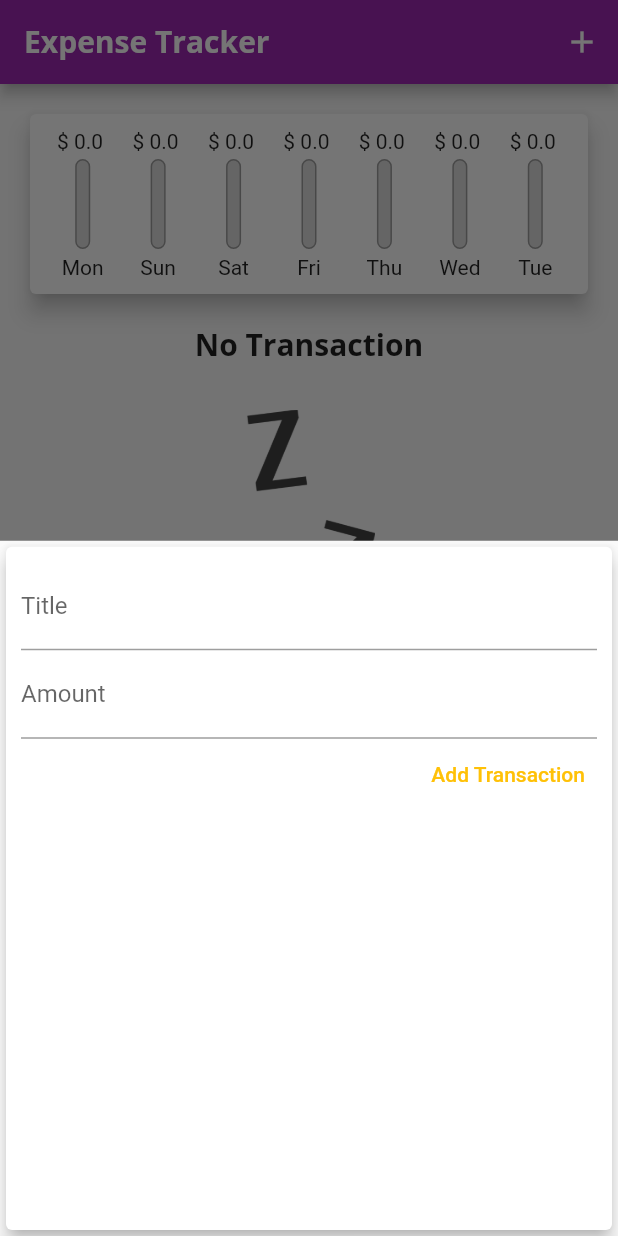
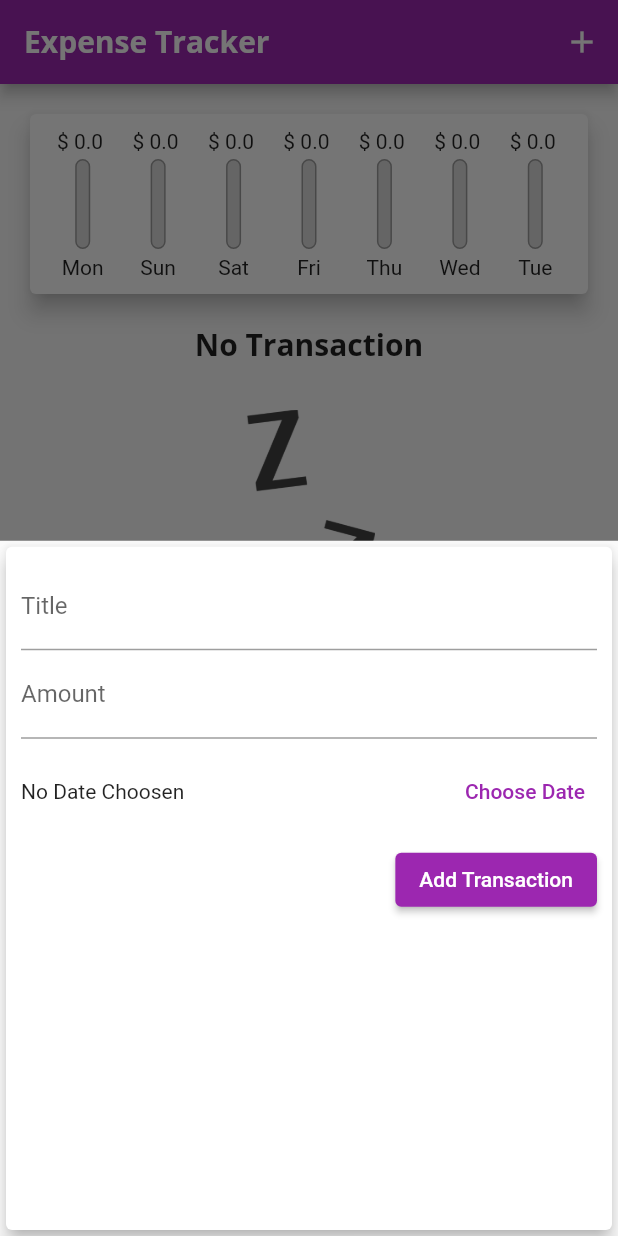
Before and after one commit to jhenilparihar/expense-tracker, a Flutter app: the screen it shows after launch, after a tap on the "add" icon, on a phone screen of 412 x 824 dp. Run offline on Flutter 3.47's test engine with Material 2 defaults, Android fonts, the phone set to English and light mode, and no system bars.

Commit message:
added date picker

```diff
--- a/lib/main.dart
+++ b/lib/main.dart
@@ -104,12 +104,12 @@ class _MyHomePageState extends State<MyHomePage> {
     }).toList();
   }
 
-  void _addNewTransaction(String title, double amount) {
+  void _addNewTransaction(String title, double amount, DateTime choosenDate) {
     final newTx = Transaction(
         id: DateTime.now().toString(),
         title: title,
         amount: amount,
-        date: DateTime.now());
+        date: choosenDate);
 
     setState(() {
       _userTransaction.add(newTx);
--- a/lib/widgets/new_transaction.dart
+++ b/lib/widgets/new_transaction.dart
@@ -1,6 +1,7 @@
-// ignore_for_file: use_key_in_widget_constructors
+// ignore_for_file: use_key_in_widget_constructors, prefer_const_constructors
 
 import 'package:flutter/material.dart';
+import 'package:intl/intl.dart';
 
 class NewTransaction extends StatefulWidget {
   final Function submitHandler;
@@ -13,18 +14,36 @@ class NewTransaction extends StatefulWidget {
 
 class _NewTransactionState extends State<NewTransaction> {
   final titleController = TextEditingController();
-
   final amountController = TextEditingController();
+  DateTime? selectedDate = null;
 
   void submitData() {
     final enteredTitle = titleController.text;
     final enteredAmount = double.parse(amountController.text);
 
-    if (enteredTitle.isEmpty || enteredAmount <= 0) return;
+    if (enteredTitle.isEmpty || enteredAmount <= 0 || selectedDate == null) {
+      return;
+    }
 
-    widget.submitHandler(enteredTitle, enteredAmount);
+    widget.submitHandler(enteredTitle, enteredAmount, selectedDate);
 
     Navigator.of(context).pop();
+  }
+
+  void _chooseDatePicker() {
+    showDatePicker(
+      context: context,
+      initialDate: DateTime.now(),
+      firstDate: DateTime(2022),
+      lastDate: DateTime.now(),
+    ).then((value) {
+      if (value == null) {
+        return;
+      }
+      setState(() {
+        selectedDate = value;
+      });
+    });
   }
 
   @override
@@ -47,11 +66,27 @@ class _NewTransactionState extends State<NewTransaction> {
               keyboardType: TextInputType.number,
               onSubmitted: (_) => submitData(),
             ),
-            TextButton(
+            Container(
+              height: 70,
+              child: Row(
+                children: <Widget>[
+                  Expanded(
+                    child: Text(selectedDate == null
+                        ? "No Date Choosen"
+                        : "Picked Date : ${DateFormat.yMd().format(selectedDate!)}"),
+                  ),
+                  TextButton(
+                    onPressed: _chooseDatePicker,
+                    child: Text('Choose Date'),
+                  )
+                ],
+              ),
+            ),
+            ElevatedButton(
               onPressed: submitData,
               style: TextButton.styleFrom(
-                  primary: Theme.of(context).indicatorColor),
-              child: const Text('Add Transaction'),
+                  backgroundColor: Theme.of(context).primaryColor),
+              child: Text('Add Transaction'),
             )
           ],
         ),
```
